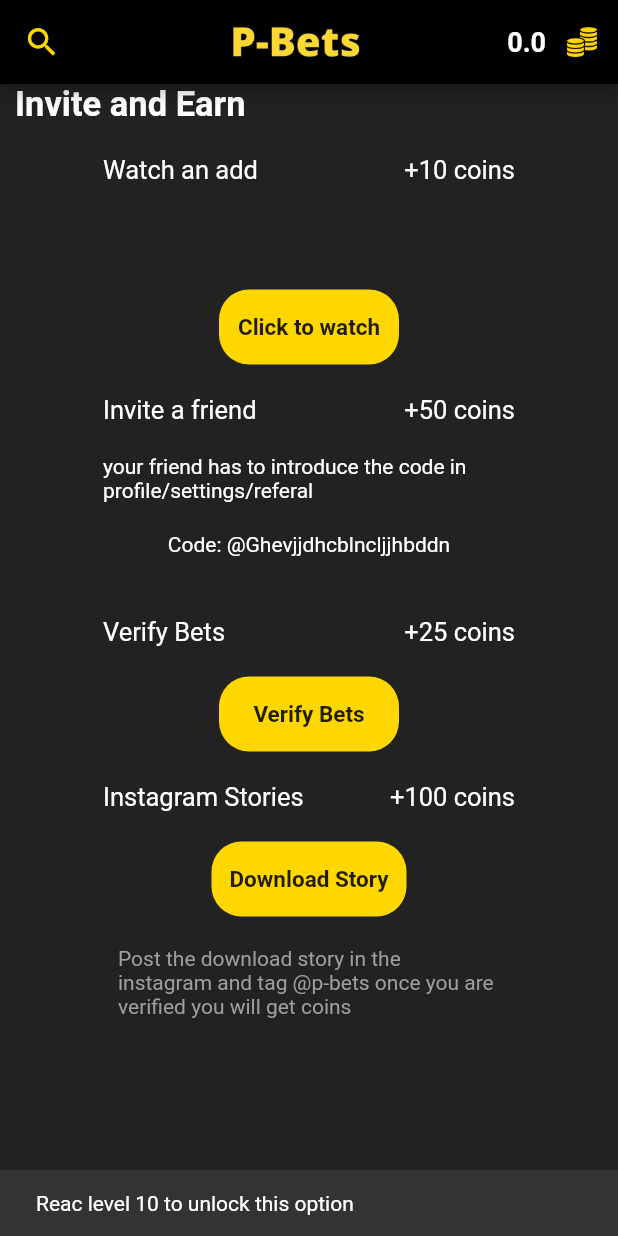
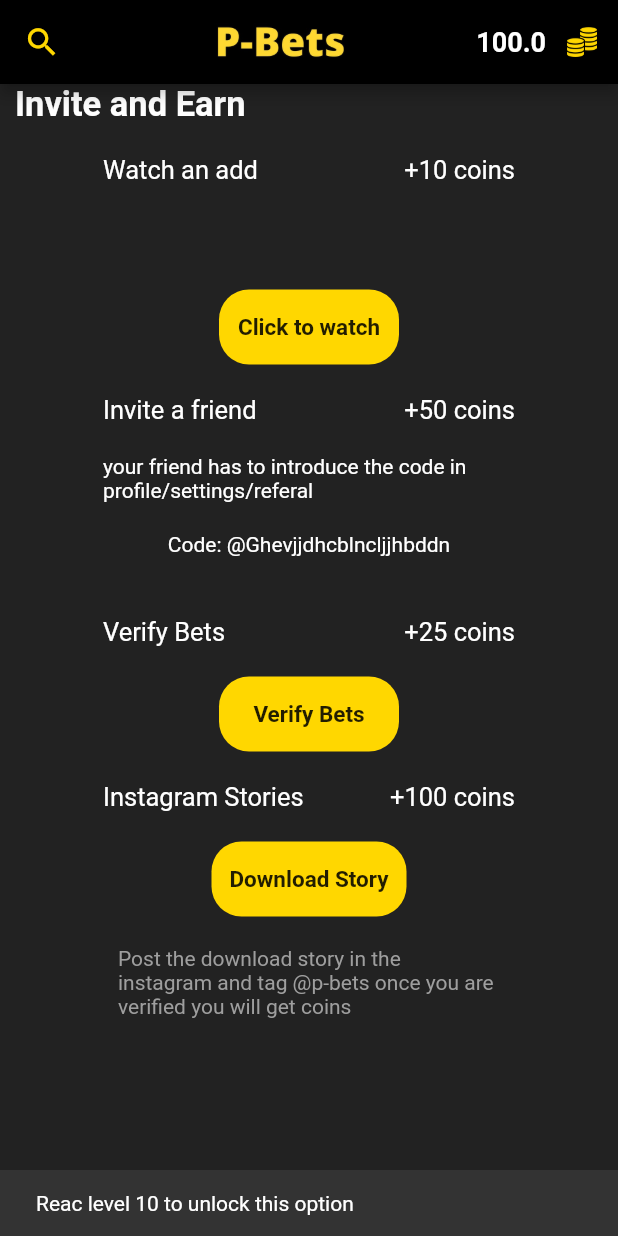
Before and after one commit to mehdikazmii/Betting-app, a Flutter app: the EarnScreen screen opened directly with empty values, after a tap on "Verify Bets", on a phone screen of 412 x 824 dp. Run offline on Flutter 3.47's test engine with Material 2 defaults, Android fonts, the phone set to English and light mode, and no system bars; drawn by our look-alikes of google_mobile_ads; our stand-ins replace badges, cached_network_image, card_swiper, cloud_firestore, custom_navigation_bar, date_time_picker and 9 more; accounts and stored records are empty; network calls fail.

Commit message:
adds ids added

```diff
--- a/lib/entity/app_user.dart
+++ b/lib/entity/app_user.dart
@@ -7,7 +7,7 @@ class AppUser {
   String bio = "";
   String? country;
   String? email;
-  double wallet = 0;
+  double wallet = 100;
   int level = 1;
   bool verified = false;
   bool refered = false;
--- a/lib/helpers/add_manager.dart
+++ b/lib/helpers/add_manager.dart
@@ -5,17 +5,6 @@ import 'package:betting_app/helpers/utils.dart';
 import 'package:cloud_firestore/cloud_firestore.dart';
 import 'package:firebase_auth/firebase_auth.dart';
 import 'package:google_mobile_ads/google_mobile_ads.dart';
-
-// android id
-// ca-app-pub-5287428334281424/4998691568
-// ios id
-// ca-app-pub-5287428334281424/2803487652
-// ANDROID MENIFEST ID
-// ca-app-pub-5287428334281424~3099286533
-// test app id
-// ca-app-pub-3940256099942544~3347511713
-// test unit id
-// "ca-app-pub-3940256099942544/5224354917"
 
 class AdManager {
   final FirebaseFirestore instance = FirebaseFirestore.instance;
@@ -27,8 +16,8 @@ class AdManager {
   void loadRewardedAd() {
     RewardedAd.load(
         adUnitId: Platform.isIOS
-            ? "ca-app-pub-3940256099942544/1712485313"
-            : "ca-app-pub-3940256099942544/5224354917",
+            ? "ca-app-pub-7778426148576726/5836150571"
+            : "ca-app-pub-7778426148576726/7636586900",
         request: const AdRequest(),
         rewardedAdLoadCallback:
             RewardedAdLoadCallback(onAdLoaded: (RewardedAd ad) {
@@ -93,8 +82,8 @@ class AdManager {
   void loadBannerAd() {
     _bannerAd = BannerAd(
       adUnitId: Platform.isIOS
-          ? "ca-app-pub-3940256099942544/2934735716"
-          : "ca-app-pub-3940256099942544/6300978111",
+          ? "ca-app-pub-7778426148576726/2192688533"
+          : "ca-app-pub-7778426148576726/8267142295",
       size: AdSize.banner,
       request: const AdRequest(),
       listener: const BannerAdListener(),
@@ -105,8 +94,8 @@ class AdManager {
 
   void loadInterstitialAd() {
     String interstitialAdId = Platform.isIOS
-        ? "ca-app-pub-3940256099942544/4411468910"
-        : "ca-app-pub-3940256099942544/1033173712";
+        ? "ca-app-pub-7778426148576726/9775395589"
+        : "ca-app-pub-7778426148576726/5393566940";
 
     InterstitialAd.load(
         adUnitId: interstitialAdId,
--- a/lib/provider/user_provider.dart
+++ b/lib/provider/user_provider.dart
@@ -55,7 +55,7 @@ class UserProvider extends ChangeNotifier {
       }
     }
     if (response is Error) {
-      showSnackBar('${response.message}mehdi', context);
+      showSnackBar('${response.message}', context);
     }
     return response;
   }
```
Also changed, not shown: 2 other files.
